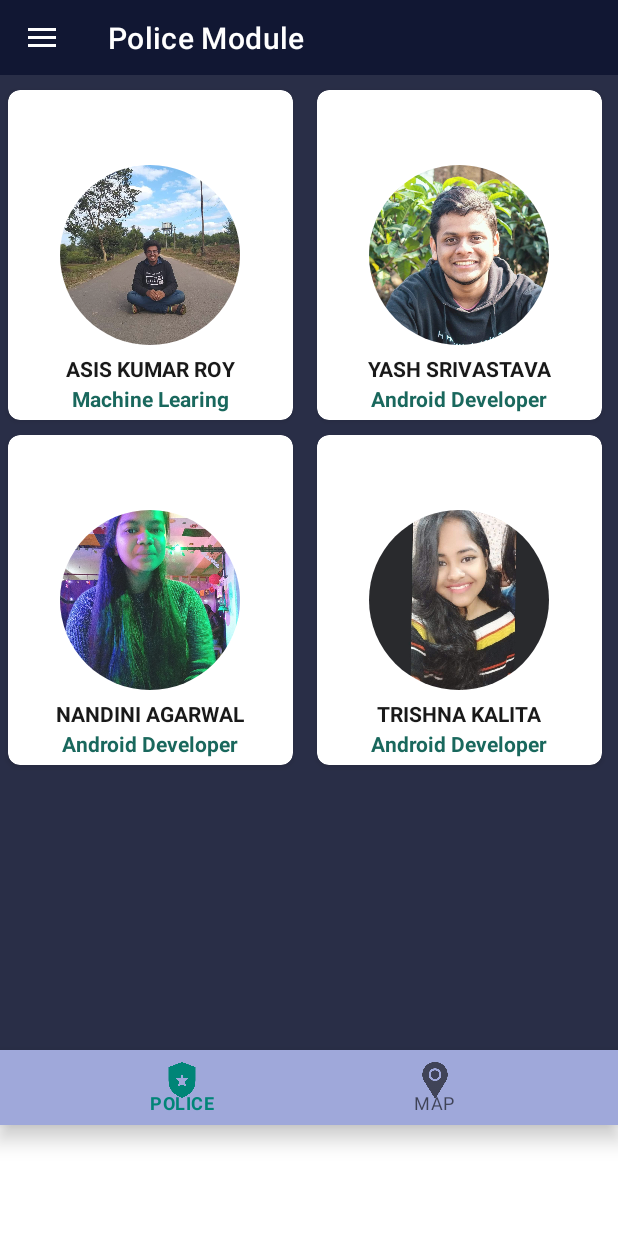
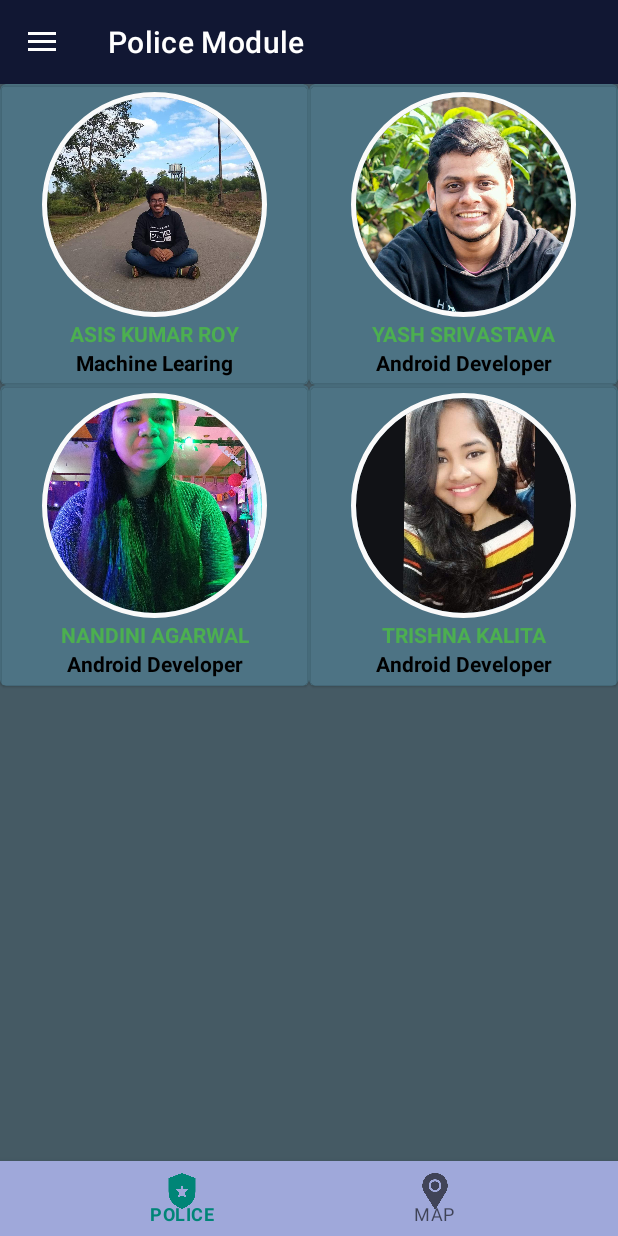
Before and after one commit to Nanduag0/Police_Module2, an Android app: the fragment AboutUsFragment placed in its activity, on a phone screen of 412 x 824 dp. Run offline under Robolectric (Android 15) with nearby library versions, the phone set to English and light mode, and no system bars; our stand-ins replace ButterKnife; plain views replace CircularImageView.

```diff
--- a/app/src/main/res/layout/activity_main.xml
+++ b/app/src/main/res/layout/activity_main.xml
@@ -9,7 +9,7 @@
     tools:context=".MainActivity"
     tools:openDrawer="start">
 
-    <LinearLayout
+    <RelativeLayout
         android:layout_width="match_parent"
         android:layout_height="match_parent"
         android:orientation="vertical">
@@ -17,16 +17,19 @@
         <androidx.appcompat.widget.Toolbar
             android:id="@+id/act_main_toolbar1"
             android:layout_width="match_parent"
-            android:layout_height="50dp"
+            android:layout_height="?attr/actionBarSize"
             android:background="@color/colorPrimary"
             android:theme="@style/ThemeOverlay.AppCompat.Dark.ActionBar"
             app:menu="@menu/toolbar_menu"
-            app:popupTheme="@style/ThemeOverlay.AppCompat.Light" />
+            app:popupTheme="@style/ThemeOverlay.AppCompat.Light"
+            android:layout_alignParentTop="true"/>
 
         <FrameLayout
             android:id="@+id/act_main_fragment_layout"
             android:layout_width="match_parent"
-            android:layout_height="650dp" />
+            android:layout_height="650dp"
+            android:layout_below="@id/act_main_toolbar1"
+            android:layout_above="@+id/act_main_bnv"/>
 
         <com.google.android.material.bottomnavigation.BottomNavigationView
 
@@ -35,22 +38,21 @@
             android:layout_height="50dp"
             android:layout_gravity="bottom"
             android:background="@color/md_indigo_200"
-            app:menu="@menu/bottom_navigation" />
+            app:menu="@menu/bottom_navigation"
+            android:layout_alignParentBottom="true"/>
 
-    </LinearLayout>
-
+    </RelativeLayout>
     <com.google.android.material.navigation.NavigationView
         android:id="@+id/navigation"
         android:layout_width="wrap_content"
         android:layout_height="match_parent"
         android:layout_gravity="start"
-        android:layout_marginTop="30dp"
-        android:layout_marginBottom="5sp"
         android:background="@color/md_grey_50"
         app:headerLayout="@layout/header"
         app:itemIconTint="@color/md_grey_900"
         app:itemTextColor="@color/md_grey_900"
-        app:menu="@menu/drawer_menu">
+        app:menu="@menu/drawer_menu"
+        >
 
 
     </com.google.android.material.navigation.NavigationView>
--- a/app/src/main/res/layout/fragment_aboutus.xml
+++ b/app/src/main/res/layout/fragment_aboutus.xml
@@ -5,14 +5,16 @@
     android:orientation="vertical"
     android:layout_width="match_parent"
     android:layout_height="match_parent"
-    android:background="@color/colorPrimary"
-    android:alpha="0.9">
+    android:background="@color/md_blue_grey_700"
+
+    >
 
 
     <androidx.recyclerview.widget.RecyclerView
         android:id="@+id/aboutus_frag_rv"
         android:layout_width="match_parent"
         android:layout_height="match_parent"
-        tools:listitem="@layout/item_aboutus" />
+
+        />
 
 </RelativeLayout>
--- a/app/src/main/res/layout/item_aboutus.xml
+++ b/app/src/main/res/layout/item_aboutus.xml
@@ -1,47 +1,52 @@
 <?xml version="1.0" encoding="utf-8"?>
-<androidx.cardview.widget.CardView
-    xmlns:android="http://schemas.android.com/apk/res/android"
+<com.google.android.material.card.MaterialCardView xmlns:android="http://schemas.android.com/apk/res/android"
+    xmlns:app="http://schemas.android.com/apk/res-auto"
+    xmlns:tools="http://schemas.android.com/tools"
     android:id="@+id/card_item_cv_member"
-    android:layout_width="190dp"
-    android:layout_height="220dp"
-    android:layout_marginTop="10dp"
-    android:elevation="4dp"
-    android:layout_marginLeft="5dp"
-    app:cardCornerRadius="8dp"
-    xmlns:app="http://schemas.android.com/apk/res-auto">
-    <RelativeLayout
+    android:layout_width="match_parent"
+    android:layout_height="wrap_content"
+    app:cardBackgroundColor="@color/md_blue_grey_700_opac"
+   >
+
+    <LinearLayout
         android:layout_width="match_parent"
-        android:layout_height="match_parent">
-
+        android:layout_height="wrap_content"
+        android:orientation="vertical"
+        >
         <com.mikhaellopez.circularimageview.CircularImageView
             android:id="@+id/card_item_img_member"
-            android:layout_width="120dp"
-            android:layout_height="120dp"
-            android:layout_centerInParent="true"
+            android:layout_width="150dp"
+            android:layout_height="150dp"
             android:scaleType="centerCrop"
-            android:src="@drawable/ui_design" />
+            android:src="@drawable/ui_design"
+            app:civ_border_color="@color/md_grey_50"
+            app:civ_border_width="3dp"
+            android:layout_marginTop="5dp"
+            android:layout_gravity="center_horizontal"
+            />
 
         <TextView
             android:id="@+id/card_item_tv_memberName"
-            android:layout_width="wrap_content"
+            android:textStyle="bold"
+            android:layout_width="match_parent"
             android:layout_height="wrap_content"
-            android:layout_alignBottom="@+id/card_item_img_member"
-            android:layout_centerHorizontal="true"
-            android:layout_marginBottom="-25dp"
-            android:text="Member"
-            android:textColor="#000"
-            android:textStyle="bold" />
+            android:gravity="center"
+            android:paddingTop="1dp"
+            android:textColor="@color/md_green_500"
+            tools:text="Members"/>
+
         <TextView
             android:id="@+id/member_work"
-            android:layout_width="wrap_content"
+            android:layout_width="match_parent"
             android:layout_height="wrap_content"
-            android:layout_alignBottom="@+id/card_item_tv_memberName"
-            android:text="Developer"
-            android:layout_marginBottom="-20dp"
-            android:layout_centerHorizontal="true"
-            android:textColor="@color/colorPrimaryDark"
-            android:textStyle="bold" />
-    </RelativeLayout>
+            android:gravity="center"
+            tools:text="Android Developer"
+            android:textColor="@color/md_black_1000"
+            android:textStyle="bold"
+            android:layout_marginBottom="5dp"/>
 
 
-</androidx.cardview.widget.CardView>
+    </LinearLayout>
+
+
+</com.google.android.material.card.MaterialCardView>
```
Also changed, not shown: app/src/main/java/com/example/policemodule/Drawer/ProfileFragment.java (+8 -1 lines), app/src/main/res/drawable/border.xml (added, +28 -0 lines), app/src/main/res/layout/fragment_profile.xml (+96 -3 lines), app/src/main/res/values/colors.xml (+9 -1 lines), app/src/main/res/drawable/account.png (added), app/src/main/res/drawable/mail.png (added), app/src/main/res/drawable/phone.png (added).
